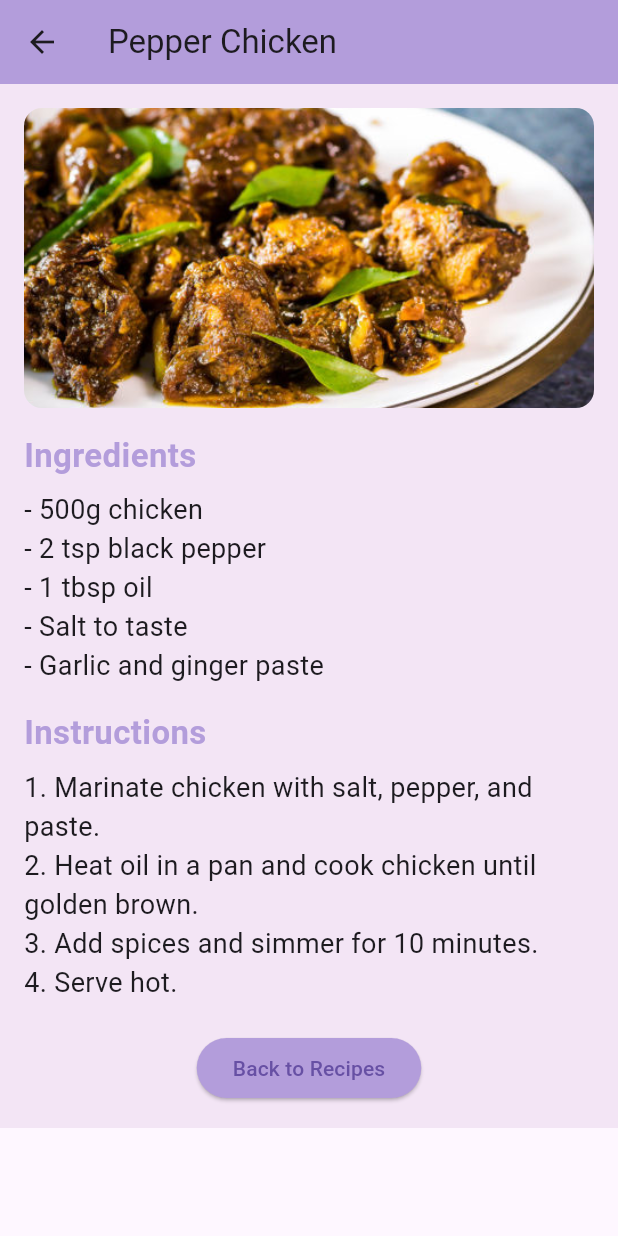
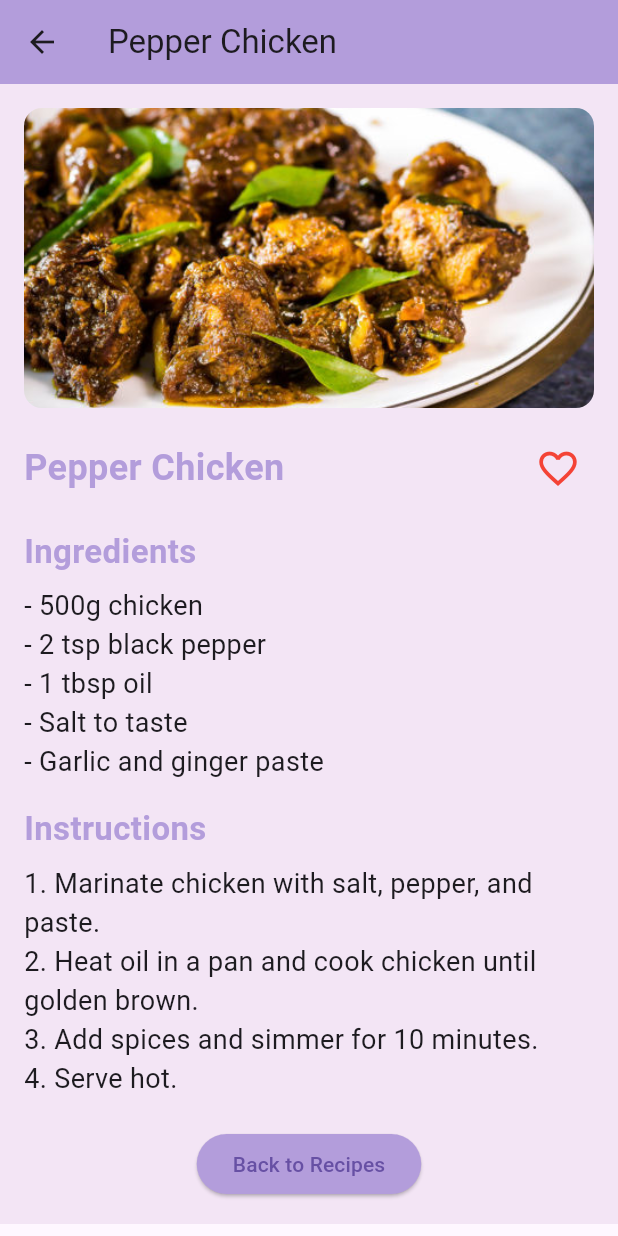
Before and after one commit to Lavanyathangaraj/mad_cw02, a Flutter app: the screen it shows after launch, after a tap on "Pepper Chicken", on a phone screen of 412 x 824 dp. Run offline on Flutter 3.47's test engine with Material 3 defaults, Android fonts, the phone set to English and light mode, and no system bars.

Commit message:
Favorite button in details page

```diff
--- a/lib/detailsScreen.dart
+++ b/lib/detailsScreen.dart
@@ -1,6 +1,6 @@
 import 'package:flutter/material.dart';
 
-class DetailsScreen extends StatelessWidget {
+class DetailsScreen extends StatefulWidget {
   final String recipeName;
   final String imagePath;
   final List<String> ingredients;
@@ -17,13 +17,20 @@ class DetailsScreen extends StatelessWidget {
   });
 
   @override
+  State<DetailsScreen> createState() => _DetailsScreenState();
+}
+
+class _DetailsScreenState extends State<DetailsScreen> {
+  bool isFavorite = false; // Track favorite state
+
+  @override
   Widget build(BuildContext context) {
     final pastelBackground = Color(0xFFF3E5F5);
 
     return Scaffold(
       appBar: AppBar(
-        title: Text(recipeName),
-        backgroundColor: pastelColor,
+        title: Text(widget.recipeName),
+        backgroundColor: widget.pastelColor,
       ),
       body: SingleChildScrollView(
         child: Container(
@@ -35,11 +42,47 @@ class DetailsScreen extends StatelessWidget {
               ClipRRect(
                 borderRadius: BorderRadius.circular(12),
                 child: Image.asset(
-                  imagePath,
+                  widget.imagePath,
                   width: double.infinity,
                   height: 200,
                   fit: BoxFit.cover,
                 ),
+              ),
+              const SizedBox(height: 16),
+              Row(
+                mainAxisAlignment: MainAxisAlignment.spaceBetween,
+                children: [
+                  Text(
+                    widget.recipeName,
+                    style: TextStyle(
+                      fontSize: 24,
+                      fontWeight: FontWeight.bold,
+                      color: widget.pastelColor,
+                    ),
+                  ),
+                  IconButton(
+                    icon: Icon(
+                      isFavorite ? Icons.favorite : Icons.favorite_border,
+                      color: Colors.red,
+                      size: 30,
+                    ),
+                    onPressed: () {
+                      setState(() {
+                        isFavorite = !isFavorite;
+                      });
+                      ScaffoldMessenger.of(context).showSnackBar(
+                        SnackBar(
+                          content: Text(
+                            isFavorite
+                                ? '${widget.recipeName} added to favorites'
+                                : '${widget.recipeName} removed from favorites',
+                          ),
+                          duration: const Duration(seconds: 1),
+                        ),
+                      );
+                    },
+                  ),
+                ],
               ),
               const SizedBox(height: 16),
               Text(
@@ -47,29 +90,32 @@ class DetailsScreen extends StatelessWidget {
                 style: TextStyle(
                   fontSize: 22,
                   fontWeight: FontWeight.bold,
-                  color: pastelColor,
+                  color: widget.pastelColor,
                 ),
               ),
               const SizedBox(height: 8),
-              ...ingredients.map((item) => Text('- $item', style: const TextStyle(fontSize: 18))),
+              ...widget.ingredients
+                  .map((item) => Text('- $item', style: const TextStyle(fontSize: 18))),
               const SizedBox(height: 16),
               Text(
                 'Instructions',
                 style: TextStyle(
                   fontSize: 22,
                   fontWeight: FontWeight.bold,
-                  color: pastelColor,
+                  color: widget.pastelColor,
                 ),
               ),
               const SizedBox(height: 8),
-              ...instructions.asMap().entries.map((entry) =>
-                  Text('${entry.key + 1}. ${entry.value}', style: const TextStyle(fontSize: 18))),
+              ...widget.instructions.asMap().entries.map((entry) => Text(
+                    '${entry.key + 1}. ${entry.value}',
+                    style: const TextStyle(fontSize: 18),
+                  )),
               const SizedBox(height: 20),
               Center(
                 child: ElevatedButton(
                   onPressed: () => Navigator.pop(context),
                   style: ElevatedButton.styleFrom(
-                    backgroundColor: pastelColor,
+                    backgroundColor: widget.pastelColor,
                   ),
                   child: const Text('Back to Recipes'),
                 ),
```
